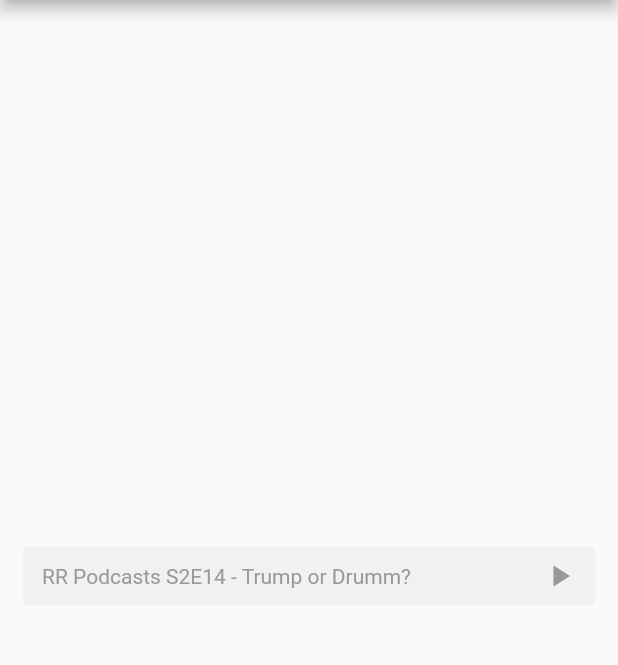
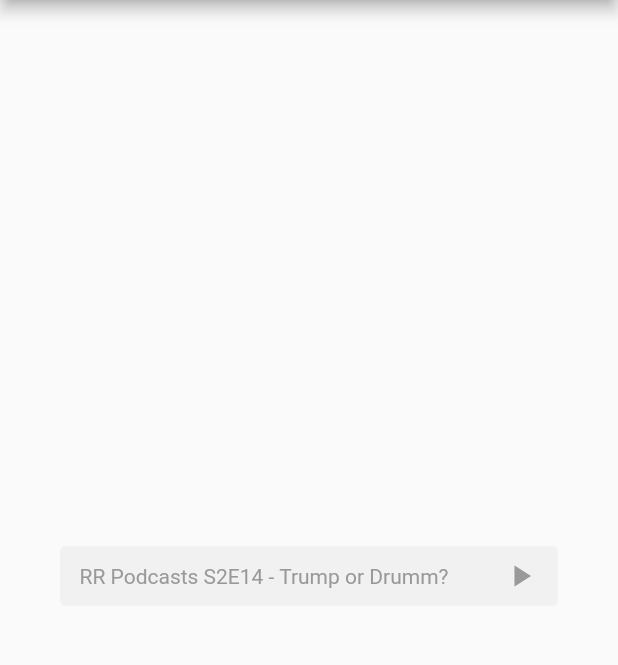
Before and after one commit to alexeylopukh/audioPlayer, a Flutter app: the screen it shows after launch, on a phone screen of 412 x 824 dp, the part 84-749 px from its top. Run offline on Flutter 3.47's test engine with Material 2 defaults, Android fonts, the phone set to English and light mode, and no system bars; our stand-ins replace audioplayers.

Commit message:
no message

```diff
--- a/lib/audio_player.dart
+++ b/lib/audio_player.dart
@@ -14,14 +14,12 @@ class AudioPlayerWidget extends StatefulWidget {
   final String url;
   final String text;
 
-  AudioPlayerWidget(
-      {@required this.url, this.text});
+  AudioPlayerWidget({@required this.url, this.text});
 
   @override
   State<StatefulWidget> createState() {
     return _AudioPlayerWidgetState(url, text);
   }
-
 }
 
 class _AudioPlayerWidgetState extends State<AudioPlayerWidget> {
@@ -42,8 +40,11 @@ class _AudioPlayerWidgetState extends State<AudioPlayerWidget> {
   StreamSubscription _playerStateSubscription;
 
   get _isPlaying => _playerState == PlayerState.playing;
+
   get _isPaused => _playerState == PlayerState.paused;
+
   get _durationText => _duration?.toString()?.split('.')?.first ?? '';
+
   get _positionText => _position?.toString()?.split('.')?.first ?? '';
 
   _AudioPlayerWidgetState(this.url, this.text);
@@ -109,39 +110,47 @@ class _AudioPlayerWidgetState extends State<AudioPlayerWidget> {
   }
 
   Widget controlPanel() {
-    return Row(
+    return Padding(
+      padding: EdgeInsets.symmetric(horizontal: 13),
+      child: Center(
+        child: Row(
+          mainAxisAlignment: MainAxisAlignment.spaceBetween,
           children: <Widget>[
-        Padding(
-          padding: const EdgeInsets.symmetric(horizontal: 13),
+            Expanded(
               child: Text(text,
+                  overflow: TextOverflow.ellipsis,
                   style: TextStyle(
                       color: _playerState == PlayerState.stopped
                           ? TEXT_COLOR
                           : PLAYED_COLOR,
-                  fontSize: 14)
+                      fontSize: 14)),
             ),
-        ),
-        Spacer(),
-        IconButton(
-          icon: Icon(
-            _isPlaying
-                ? Icons.pause
-                : Icons.play_arrow,
-            color: TEXT_COLOR,
-          ),
-          onPressed: (){
+            Container(
+              child: GestureDetector(
+                onTap: () {
                   if (_isPlaying)
                     _pause();
                   else
                     _play();
                   setState(() {});
                 },
+                child: SizedBox(
+                  height: 24,
+                  width: 24,
+                  child: Icon(
+                    _isPlaying ? Icons.pause : Icons.play_arrow,
+                    color: TEXT_COLOR,
+                  ),
+                ),
+              ),
             )
           ],
+        ),
+      ),
     );
   }
 
-  Widget progressIndicator(){
+  Widget progressIndicator() {
     return Opacity(
       opacity: 0.1,
       child: LayoutBuilder(
@@ -150,13 +159,14 @@ class _AudioPlayerWidgetState extends State<AudioPlayerWidget> {
                   _duration != null &&
                   _position.inMilliseconds > 0 &&
                   _position.inMilliseconds < _duration.inMilliseconds)
-              ? constraints.maxWidth * _position.inMilliseconds / _duration.inMilliseconds
+              ? constraints.maxWidth *
+                  _position.inMilliseconds /
+                  _duration.inMilliseconds
               : 0.0;
           return Container(
             width: width,
             decoration: BoxDecoration(
-              color: PLAYED_COLOR,
-                borderRadius: BorderRadius.circular(4)
+                color: PLAYED_COLOR, borderRadius: BorderRadius.circular(4)
 //                constraints.maxWidth - width > 4
 //                    ? BorderRadius.only(
 //                    topLeft: Radius.circular(4),
@@ -170,78 +180,16 @@ class _AudioPlayerWidgetState extends State<AudioPlayerWidget> {
   }
 
   Widget scrubberController(context) {
-    if (_audioPlayerState == AudioPlayerState.STOPPED)
-      return Container();
+    if (_audioPlayerState == AudioPlayerState.STOPPED) return Container();
     return GestureDetector(
       onHorizontalDragUpdate: (DragUpdateDetails details) {
         final position = details.localPosition.dx * _duration.inMilliseconds;
         final RenderBox box = context.findRenderObject();
         final double relative = position / box.size.width;
-        _audioPlayer
-            .seek(Duration(milliseconds: relative.round()));
+        _audioPlayer.seek(Duration(milliseconds: relative.round()));
       },
     );
   }
-
-//  @override
-//  Widget build(BuildContext context) {
-//    return Column(
-//      children: <Widget>[
-//        Row(
-//          mainAxisSize: MainAxisSize.min,
-//          children: [
-//            IconButton(
-//                onPressed: _isPlaying ? null : () => _play(),
-//                iconSize: 64.0,
-//                icon: Icon(Icons.play_arrow),
-//                color: Colors.cyan),
-//            IconButton(
-//                onPressed: _isPlaying ? () => _pause() : null,
-//                iconSize: 64.0,
-//                icon: Icon(Icons.pause),
-//                color: Colors.cyan),
-//            IconButton(
-//                onPressed: _isPlaying || _isPaused ? () => _stop() : null,
-//                iconSize: 64.0,
-//                icon: Icon(Icons.stop),
-//                color: Colors.cyan),
-//          ],
-//        ),
-//        Column(
-//          mainAxisSize: MainAxisSize.min,
-//          children: [
-//            Padding(
-//              padding: EdgeInsets.all(12.0),
-//              child: Stack(
-//                children: [
-//                  Slider(
-//                    onChanged: (v) {
-//                      final Position = v * _duration.inMilliseconds;
-//                      _audioPlayer
-//                          .seek(Duration(milliseconds: Position.round()));
-//                    },
-//                    value: (_position != null &&
-//                        _duration != null &&
-//                        _position.inMilliseconds > 0 &&
-//                        _position.inMilliseconds < _duration.inMilliseconds)
-//                        ? _position.inMilliseconds / _duration.inMilliseconds
-//                        : 0.0,
-//                  ),
-//                ],
-//              ),
-//            ),
-//            Text(
-//              _position != null
-//                  ? '${_positionText ?? ''} / ${_durationText ?? ''}'
-//                  : _duration != null ? _durationText : '',
-//              style: TextStyle(fontSize: 24.0),
-//            ),
-//          ],
-//        ),
-//        Text("State: $_audioPlayerState")
-//      ],
-//    );
-//  }
 
   Future<int> _play() async {
     final playPosition = (_position != null &&
--- a/lib/main.dart
+++ b/lib/main.dart
@@ -26,7 +26,6 @@ class MyHomePage extends StatefulWidget {
 }
 
 class _MyHomePageState extends State<MyHomePage> {
-
   @override
   Widget build(BuildContext context) {
     return Scaffold(
@@ -35,13 +34,12 @@ class _MyHomePageState extends State<MyHomePage> {
       ),
       body: Center(
         child: Padding(
-          padding: const EdgeInsets.symmetric(horizontal: 15),
-          child: AudioPlayerWidget(url: "https://cdn5.sefon.me/download/9oMiCKtY_bIoiqgz-tNMfQ/1570220151/69/Linkin%20Park%20-%20In%20The%20End.mp3",
-          text: "RR Podcasts S2E14 - Trump or Drumm?",),
+          padding: const EdgeInsets.symmetric(horizontal: 40),
+          child: AudioPlayerWidget(
+              url: "https://cdn5.sefon.me/download/9oMiCKtY_bIoiqgz-tNMfQ/1570220151/69/Linkin%20Park%20-%20In%20The%20End.mp3",
+              text: "RR Podcasts S2E14 - Trump or Drumm?"),
         ),
       ),
     );
   }
-
-
 }
```
Lines whose indentation alone changed are shown as unchanged.
